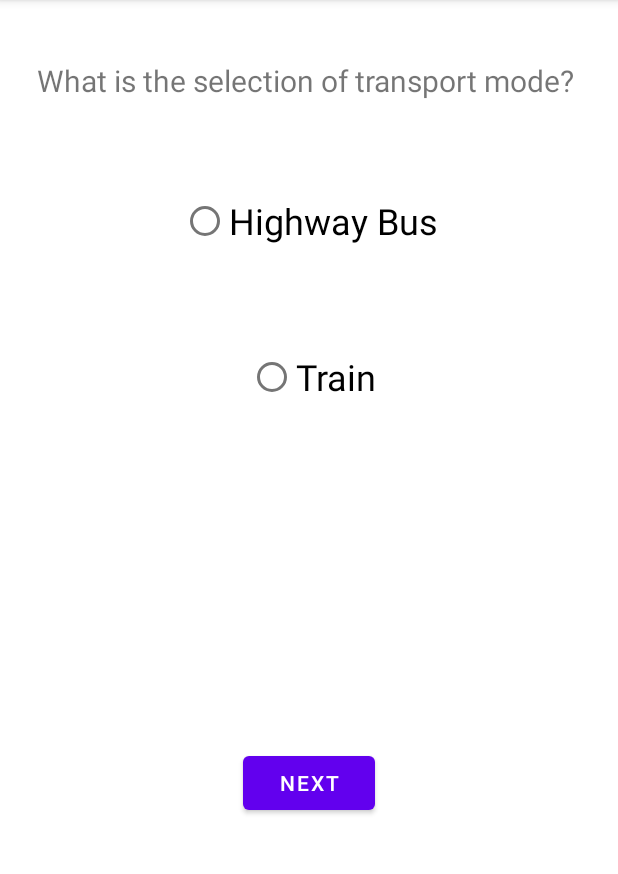
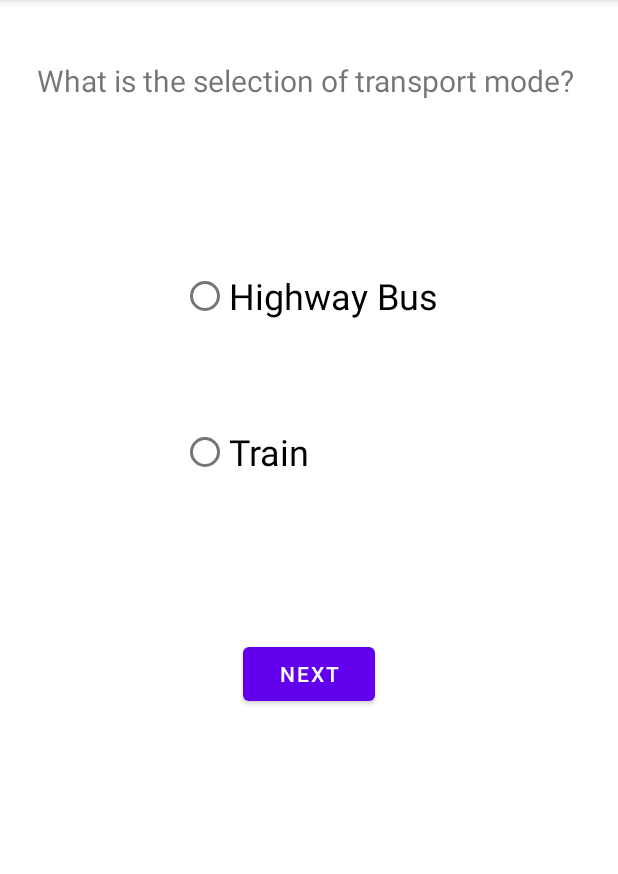
Before and after one commit to SaSinDu10/eZ-Booking, an Android app: the TransMode screen opened directly, with no data from a screen before it, on a phone screen of 412 x 824 dp, the part 84-958 px from its top. Run offline under Robolectric (Android 15) with nearby library versions, the phone set to English and light mode, and no system bars.

Commit message:
forth commit

```diff
--- /dev/null
+++ b/app/src/main/res/drawable/ic_baseline_exit_to_app_24.xml
@@ -0,0 +1,5 @@
+<vector android:height="24dp" android:tint="#898D5F"
+    android:viewportHeight="24" android:viewportWidth="24"
+    android:width="24dp" xmlns:android="http://schemas.android.com/apk/res/android">
+    <path android:fillColor="@android:color/white" android:pathData="M10.09,15.59L11.5,17l5,-5 -5,-5 -1.41,1.41L12.67,11H3v2h9.67l-2.58,2.59zM19,3H5c-1.11,0 -2,0.9 -2,2v4h2V5h14v14H5v-4H3v4c0,1.1 0.89,2 2,2h14c1.1,0 2,-0.9 2,-2V5c0,-1.1 -0.9,-2 -2,-2z"/>
+</vector>
--- /dev/null
+++ b/app/src/main/res/drawable/ic_baseline_filter_frames_24.xml
@@ -0,0 +1,5 @@
+<vector android:height="24dp" android:tint="#898D5F"
+    android:viewportHeight="24" android:viewportWidth="24"
+    android:width="24dp" xmlns:android="http://schemas.android.com/apk/res/android">
+    <path android:fillColor="@android:color/white" android:pathData="M20,4h-4l-4,-4 -4,4L4,4c-1.1,0 -2,0.9 -2,2v14c0,1.1 0.9,2 2,2h16c1.1,0 2,-0.9 2,-2L22,6c0,-1.1 -0.9,-2 -2,-2zM20,20L4,20L4,6h4.52l3.52,-3.5L15.52,6L20,6v14zM18,8L6,8v10h12"/>
+</vector>
--- /dev/null
+++ b/app/src/main/res/drawable/ic_baseline_home_24.xml
@@ -0,0 +1,5 @@
+<vector android:height="24dp" android:tint="#898D5F"
+    android:viewportHeight="24" android:viewportWidth="24"
+    android:width="24dp" xmlns:android="http://schemas.android.com/apk/res/android">
+    <path android:fillColor="@android:color/white" android:pathData="M10,20v-6h4v6h5v-8h3L12,3 2,12h3v8z"/>
+</vector>
--- a/app/src/main/res/layout/activity_trans_mode.xml
+++ b/app/src/main/res/layout/activity_trans_mode.xml
@@ -25,7 +25,7 @@
         android:layout_marginTop="50dp"
         app:layout_constraintEnd_toEndOf="parent"
         app:layout_constraintStart_toStartOf="parent"
-        app:layout_constraintTop_toBottomOf="@+id/textView3" />
+        app:layout_constraintTop_toBottomOf="@+id/textView3">
 
     <RadioButton
         android:id="@+id/rd_bus"
@@ -44,7 +44,6 @@
         android:layout_width="wrap_content"
         android:layout_height="wrap_content"
         android:layout_marginTop="56dp"
-
         android:text="Train"
         android:textSize="24dp"
         app:layout_constraintEnd_toEndOf="parent"
@@ -53,16 +52,17 @@
         app:layout_constraintTop_toBottomOf="@+id/rd_bus"
         tools:ignore="MissingConstraints" />
 
+
+    </RadioGroup>
+
     <Button
         android:id="@+id/btnNext"
         android:layout_width="wrap_content"
         android:layout_height="wrap_content"
+        android:layout_marginTop="100dp"
         android:text="Next"
-        app:layout_constraintBottom_toBottomOf="parent"
         app:layout_constraintEnd_toEndOf="parent"
         app:layout_constraintStart_toStartOf="parent"
-        app:layout_constraintTop_toBottomOf="@+id/rd_train"
+        app:layout_constraintTop_toBottomOf="@+id/radioGroup"
         tools:ignore="MissingConstraints" />
-
-    />
 </androidx.constraintlayout.widget.ConstraintLayout>
```
Also changed, not shown: app/src/main/AndroidManifest.xml (+4 -3 lines), app/src/main/java/com/example/ez_booking/destination.java (+25 -0 lines), app/src/main/res/menu/dot3menu.xml (added, +14 -0 lines).
